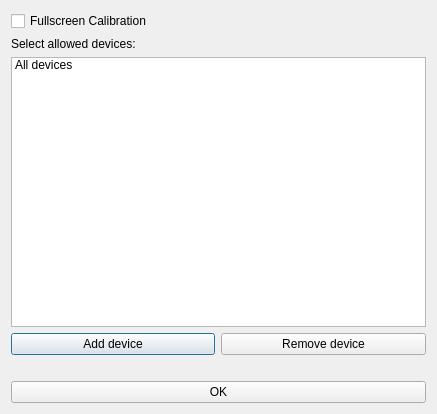
The window that stuff/configuration.ui (pnegre/python-whiteboard) describes before a commit, drawn with Qt 5.
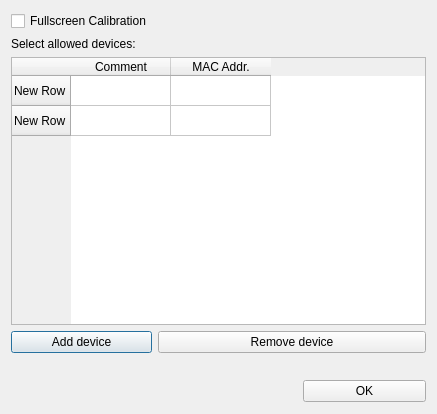
The same window after the commit.

What changed in the file:
```diff
--- a/stuff/configuration.ui
+++ b/stuff/configuration.ui
@@ -31,13 +31,28 @@
      </property>
     </widget>
    </item>
-   <item row="2" column="0" colspan="2">
-    <widget class="QListWidget" name="listWidget">
-     <item>
+   <item row="2" column="0" colspan="3">
+    <widget class="QTableWidget" name="tableWidget">
+     <row>
       <property name="text">
-       <string>All devices</string>
+       <string>New Row</string>
       </property>
-     </item>
+     </row>
+     <row>
+      <property name="text">
+       <string>New Row</string>
+      </property>
+     </row>
+     <column>
+      <property name="text">
+       <string>Comment</string>
+      </property>
+     </column>
+     <column>
+      <property name="text">
+       <string>MAC Addr.</string>
+      </property>
+     </column>
     </widget>
    </item>
    <item row="3" column="0">
@@ -47,14 +62,14 @@
      </property>
     </widget>
    </item>
-   <item row="3" column="1">
+   <item row="3" column="1" colspan="2">
     <widget class="QPushButton" name="pushButton_2">
      <property name="text">
       <string>Remove device</string>
      </property>
     </widget>
    </item>
-   <item row="4" column="0" colspan="2">
+   <item row="4" column="0" colspan="3">
     <spacer name="horizontalSpacer">
      <property name="orientation">
       <enum>Qt::Horizontal</enum>
@@ -68,6 +83,19 @@
     </spacer>
    </item>
    <item row="5" column="0" colspan="2">
+    <spacer name="horizontalSpacer_2">
+     <property name="orientation">
+      <enum>Qt::Horizontal</enum>
+     </property>
+     <property name="sizeHint" stdset="0">
+      <size>
+       <width>300</width>
+       <height>24</height>
+      </size>
+     </property>
+    </spacer>
+   </item>
+   <item row="5" column="2">
     <widget class="QPushButton" name="button_OK">
      <property name="text">
       <string>OK</string>
```
Left out of the diff: 1 changed line with no effect on the pictures.
